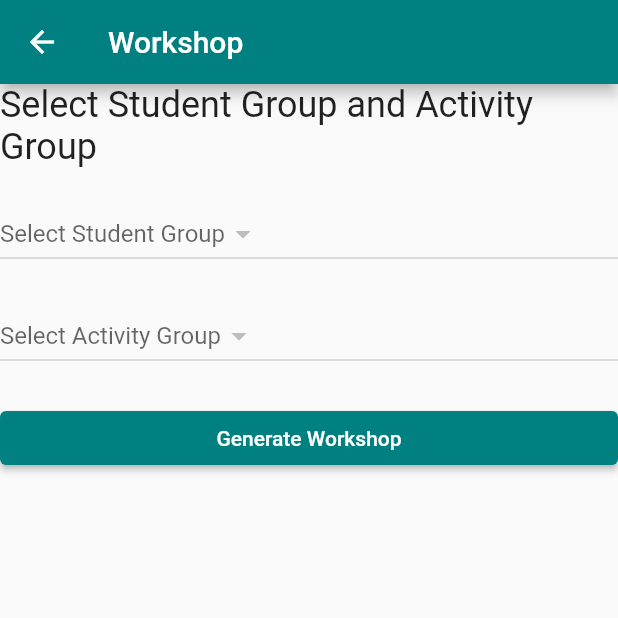
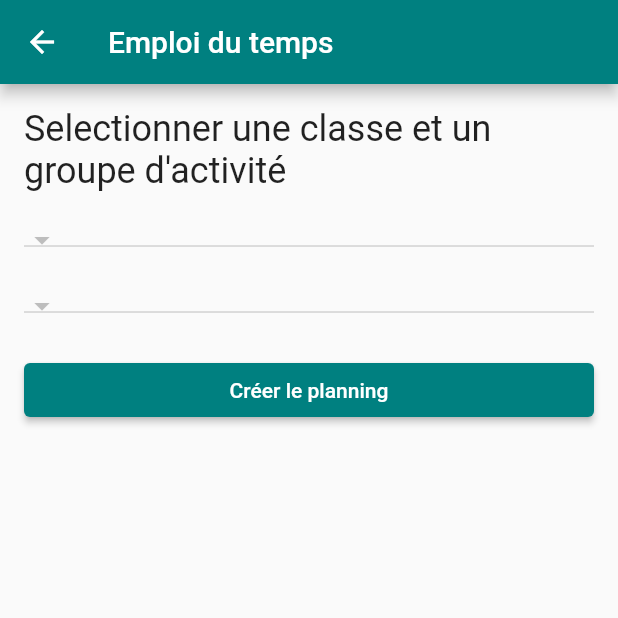
Before and after one commit to celestindeal/TeacherToolbox, a Flutter app: the WorkshopScreen screen opened by its route, on a phone screen of 412 x 824 dp, the top half of it. Run offline on Flutter 3.47's test engine with Material 2 defaults, Android fonts, the phone set to English and light mode, and no system bars; our stand-ins replace file_picker, shared_preferences; missing offline and left inert: syncfusion_flutter_xlsio; accounts and stored records are empty.

```diff
--- a/app_teacher_tool_box/lib/main.dart
+++ b/app_teacher_tool_box/lib/main.dart
@@ -12,7 +12,7 @@ class MyApp extends StatelessWidget {
   @override
   Widget build(BuildContext context) {
     return MaterialApp(
-      title: 'Workshop Planner',
+      title: 'Boite à outils de l\'enseignant',
       debugShowCheckedModeBanner: false,
       theme: ThemeData(
         primarySwatch: const MaterialColor(
--- a/app_teacher_tool_box/lib/workshop_screen.dart
+++ b/app_teacher_tool_box/lib/workshop_screen.dart
@@ -22,6 +22,8 @@ class WorkshopScreen extends StatefulWidget {
 class _WorkshopScreenState extends State<WorkshopScreen> {
   late StudentGroup selectedStudentGroup;
   late ActivityGroup selectedActivityGroup;
+  late StudentGroup studentGroupPlanning;
+  late ActivityGroup activityGroupPlanning;
   // la première list est l'activity
   // la deuxième list est les state
   // la troisième list est les étudients
@@ -51,18 +53,19 @@ class _WorkshopScreenState extends State<WorkshopScreen> {
   @override
   Widget build(BuildContext context) {
     return Scaffold(
-      appBar: AppBar(title: Text('Workshop')),
-      body: Column(
+      appBar: AppBar(title: const Text('Emploi du temps')),
+      body: Padding(
+        padding: const EdgeInsets.all(16.0),
+        child: Column(
           crossAxisAlignment: CrossAxisAlignment.stretch,
           children: <Widget>[
             Text(
-            'Select Student Group and Activity Group',
+              'Selectionner une classe et un groupe d\'activité',
               style: TextStyle(fontSize: 24),
             ),
             SizedBox(height: 20),
             DropdownButton<StudentGroup>(
               value: selectedStudentGroup,
-            hint: Text('Select Student Group'),
               onChanged: (newValue) {
                 setState(() {
                   selectedStudentGroup = newValue!;
@@ -80,7 +83,6 @@ class _WorkshopScreenState extends State<WorkshopScreen> {
             SizedBox(height: 20),
             DropdownButton<ActivityGroup>(
               value: selectedActivityGroup,
-            hint: Text('Select Activity Group'),
               onChanged: (newValue) {
                 setState(() {
                   selectedActivityGroup = newValue!;
@@ -98,15 +100,22 @@ class _WorkshopScreenState extends State<WorkshopScreen> {
             SizedBox(height: 20),
             ElevatedButton(
               onPressed: () {
+                if (planning.isEmpty ||
+                    selectedStudentGroup != studentGroupPlanning ||
+                    selectedActivityGroup != activityGroupPlanning) {
+                  planning.clear();
+                  studentGroupPlanning = selectedStudentGroup;
+                  activityGroupPlanning = selectedActivityGroup;
                   GenerateurEmploiDuTemps scheduleGenerator =
                       GenerateurEmploiDuTemps();
                   scheduleGenerator.genererForce(
-                  selectedStudentGroup, selectedActivityGroup);
+                      studentGroupPlanning, activityGroupPlanning);
                   setState(() {
                     planning = scheduleGenerator.planning;
                   });
+                }
               },
-            child: const Text('Generate Workshop'),
+              child: const Text('Créer le planning'),
             ),
             Expanded(
                 child: planning.length == 0
@@ -132,7 +141,8 @@ class _WorkshopScreenState extends State<WorkshopScreen> {
                                               child: Container(
                                                 padding:
                                                     const EdgeInsets.all(8.0),
-                                              child: Text('State ${index + 1}',
+                                                child: Text(
+                                                    'State ${index + 1}',
                                                     style: const TextStyle(
                                                         fontWeight:
                                                             FontWeight.bold)),
@@ -149,7 +159,7 @@ class _WorkshopScreenState extends State<WorkshopScreen> {
                                         child: Container(
                                           padding: EdgeInsets.all(8.0),
                                           child: Text(
-                                            ' ${selectedActivityGroup.getActivityById(planning.indexOf(activity)).name}',
+                                              ' ${activityGroupPlanning.getActivityById(planning.indexOf(activity)).name}',
                                               style: const TextStyle(
                                                   fontWeight: FontWeight.bold)),
                                         ),
@@ -162,7 +172,7 @@ class _WorkshopScreenState extends State<WorkshopScreen> {
                                             child: Column(
                                               children: state.map((student) {
                                                 return Text(
-                                                  '${selectedStudentGroup.getStudentById(student).firstName} ${selectedStudentGroup.getStudentById(student).lastName}');
+                                                    '${studentGroupPlanning.getStudentById(student).firstName} ${studentGroupPlanning.getStudentById(student).lastName}');
                                                 ;
                                               }).toList(),
                                             ),
@@ -174,18 +184,20 @@ class _WorkshopScreenState extends State<WorkshopScreen> {
                                 }).toList(),
                               ],
                             ),
+                            const SizedBox(height: 20),
                             ElevatedButton(
                               onPressed: () async {
                                 generateExcel(planning, selectedActivityGroup,
                                     selectedStudentGroup);
                               },
-                            child: Text("Export to Excel"),
+                              child: Text("Générer un Excel"),
                             )
                           ],
                         ),
                       ))
           ],
         ),
+      ),
     );
   }
 }
--- a/app_teacher_tool_box/pubspec.yaml
+++ b/app_teacher_tool_box/pubspec.yaml
@@ -33,7 +33,7 @@ dependencies:
   shared_preferences: ^2.0.0
   syncfusion_flutter_xlsio: ^23.1.36
   file_saver: ^0.2.8
-  path_provider: ^2.1.1
+  file_picker: ^5.5.0
 
   # The following adds the Cupertino Icons font to your application.
   # Use with the CupertinoIcons class for iOS style icons.
```
Also changed, not shown: app_teacher_tool_box/lib/home_screen.dart (+86 -52 lines), app_teacher_tool_box/lib/utils/export.dart (+25 -17 lines). Lines whose indentation alone changed are shown as unchanged.
